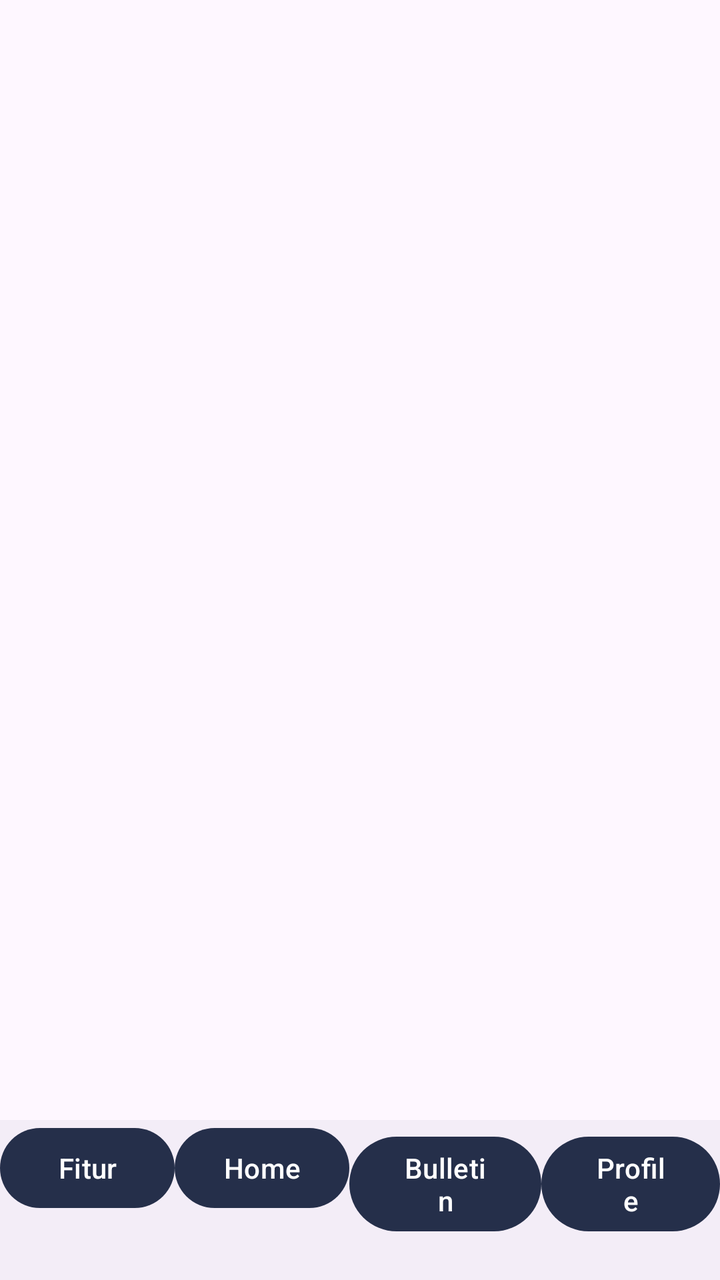
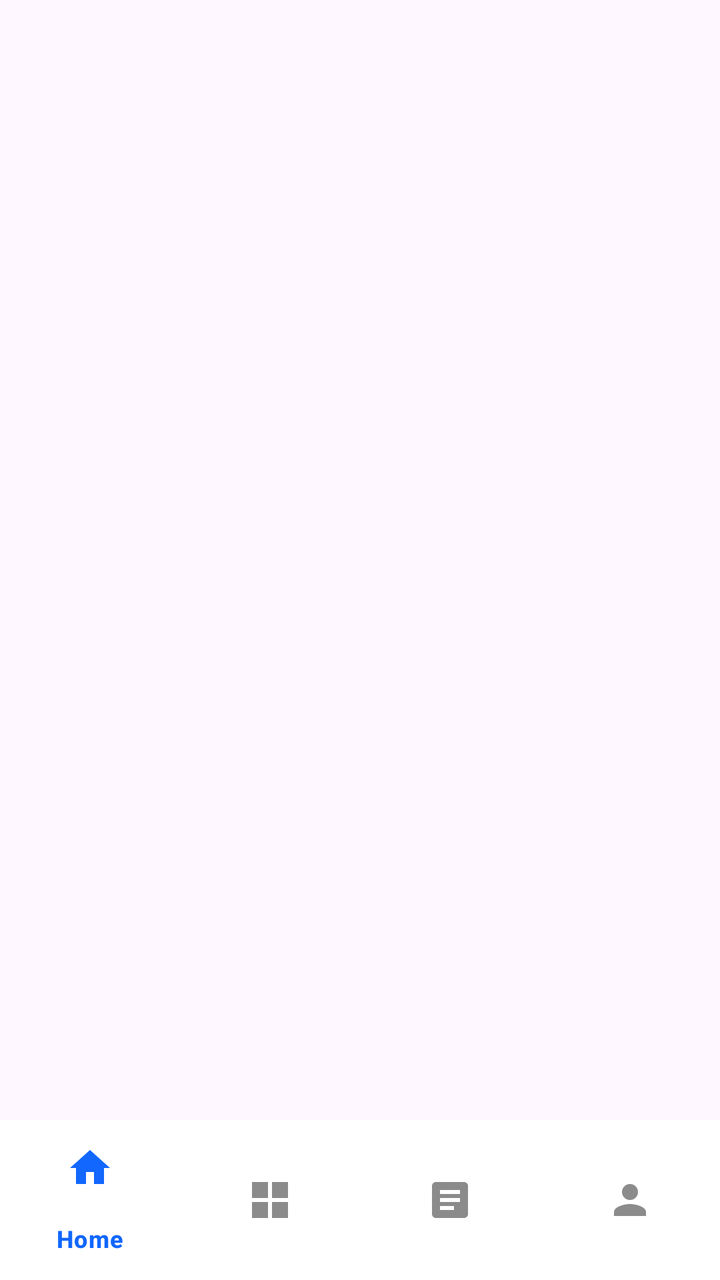

The first picture is an Android layout as it rendered before a commit; the second is the same layout after the commit. The layout source and the unified diff follow.
<!-- AndroidManifest.xml: application theme Theme.PatientMobileApp -->
<!-- res/layout/activity_main.xml -->
<?xml version="1.0" encoding="utf-8"?>
<androidx.constraintlayout.widget.ConstraintLayout xmlns:android="http://schemas.android.com/apk/res/android"
    xmlns:app="http://schemas.android.com/apk/res-auto"
    xmlns:tools="http://schemas.android.com/tools"
    android:id="@+id/main"
    android:layout_width="match_parent"
    android:layout_height="match_parent"
    tools:context=".MainActivity">

    <androidx.fragment.app.FragmentContainerView
        android:id="@+id/fragmentContainerView2"
        android:layout_width="match_parent"
        android:layout_height="match_parent"
        app:layout_constraintEnd_toEndOf="parent"
        app:layout_constraintStart_toStartOf="parent"
        app:layout_constraintTop_toTopOf="parent"
        app:layout_constraintBottom_toTopOf="@id/fragmentContainerView2"/>

    <com.google.android.material.bottomnavigation.BottomNavigationView
        android:layout_width="match_parent"
        android:layout_height="wrap_content"
        app:layout_constraintBottom_toBottomOf="parent"
        app:layout_constraintEnd_toEndOf="parent"
        app:layout_constraintStart_toStartOf="parent">

        <LinearLayout
            android:layout_width="match_parent"
            android:layout_height="match_parent"
            android:orientation="horizontal">

            <Button
                android:id="@+id/fiturButton"
                android:layout_width="wrap_content"
                android:layout_height="wrap_content"
                android:layout_weight="1"
                android:text="Fitur" />

            <Button
                android:id="@+id/homeButton"
                android:layout_width="wrap_content"
                android:layout_height="wrap_content"
                android:layout_weight="1"
                android:text="Home" />

            <Button
                android:id="@+id/bulletinButton"
                android:layout_width="wrap_content"
                android:layout_height="wrap_content"
                android:layout_weight="1"
                android:text="Bulletin" />

            <Button
                android:id="@+id/profileButton"
                android:layout_width="wrap_content"
                android:layout_height="wrap_content"
                android:layout_weight="1"
                android:text="Profile" />
        </LinearLayout>
    </com.google.android.material.bottomnavigation.BottomNavigationView>
</androidx.constraintlayout.widget.ConstraintLayout>
<!-- resources referenced by this layout -->
<resources>
  <style name="Theme.PatientMobileApp" parent="Base.Theme.PatientMobileApp" />
  <style name="Base.Theme.PatientMobileApp" parent="Theme.Material3.DayNight.NoActionBar">
          
          <item name="colorPrimary">@color/biruTua</item>
      </style>
  <color name="biruTua">#252F4A</color>
</resources>

<!-- the commit's change to res/layout/activity_main.xml (unified diff, before → after) -->
@@ -9,52 +9,23 @@
 
     <androidx.fragment.app.FragmentContainerView
         android:id="@+id/fragmentContainerView2"
-        android:layout_width="match_parent"
-        android:layout_height="match_parent"
+        android:layout_width="0dp"
+        android:layout_height="0dp"
         app:layout_constraintEnd_toEndOf="parent"
         app:layout_constraintStart_toStartOf="parent"
         app:layout_constraintTop_toTopOf="parent"
-        app:layout_constraintBottom_toTopOf="@id/fragmentContainerView2"/>
+        app:layout_constraintBottom_toTopOf="@id/bottomNavigation"/>
 
     <com.google.android.material.bottomnavigation.BottomNavigationView
+        android:id="@+id/bottomNavigation"
         android:layout_width="match_parent"
         android:layout_height="wrap_content"
+        android:background="@color/white"
+        app:itemIconTint="@color/nav_item_color"
+        app:itemTextColor="@color/nav_item_color"
+        app:elevation="8dp"
         app:layout_constraintBottom_toBottomOf="parent"
         app:layout_constraintEnd_toEndOf="parent"
-        app:layout_constraintStart_toStartOf="parent">
-
-        <LinearLayout
-            android:layout_width="match_parent"
-            android:layout_height="match_parent"
-            android:orientation="horizontal">
-
-            <Button
-                android:id="@+id/fiturButton"
-                android:layout_width="wrap_content"
-                android:layout_height="wrap_content"
-                android:layout_weight="1"
-                android:text="Fitur" />
-
-            <Button
-                android:id="@+id/homeButton"
-                android:layout_width="wrap_content"
-                android:layout_height="wrap_content"
-                android:layout_weight="1"
-                android:text="Home" />
-
-            <Button
-                android:id="@+id/bulletinButton"
-                android:layout_width="wrap_content"
-                android:layout_height="wrap_content"
-                android:layout_weight="1"
-                android:text="Bulletin" />
-
-            <Button
-                android:id="@+id/profileButton"
-                android:layout_width="wrap_content"
-                android:layout_height="wrap_content"
-                android:layout_weight="1"
-                android:text="Profile" />
-        </LinearLayout>
-    </com.google.android.material.bottomnavigation.BottomNavigationView>
+        app:layout_constraintStart_toStartOf="parent"
+        app:menu="@menu/bottom_nav_menu" />
 </androidx.constraintlayout.widget.ConstraintLayout>
<!-- resource entries referenced after the edit -->
@@ -1,5 +1,6 @@
 <!-- resources referenced by this layout -->
 <resources>
+  <color name="white">#FFFFFFFF</color>
   <style name="Theme.PatientMobileApp" parent="Base.Theme.PatientMobileApp" />
   <style name="Base.Theme.PatientMobileApp" parent="Theme.Material3.DayNight.NoActionBar">
           
